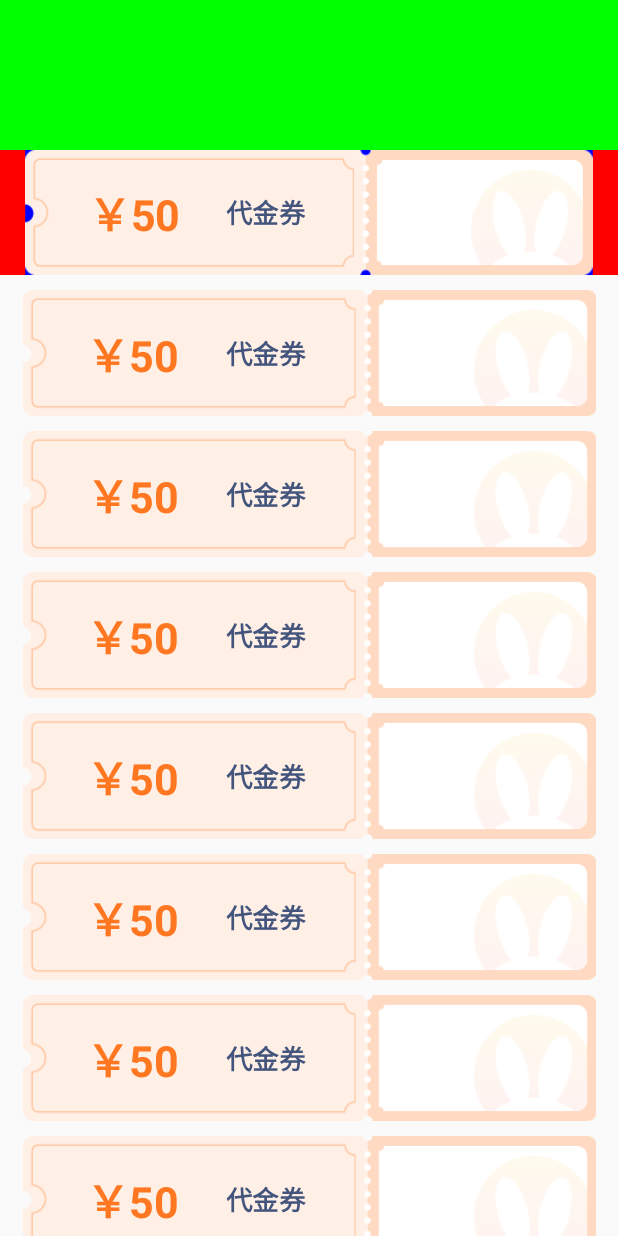
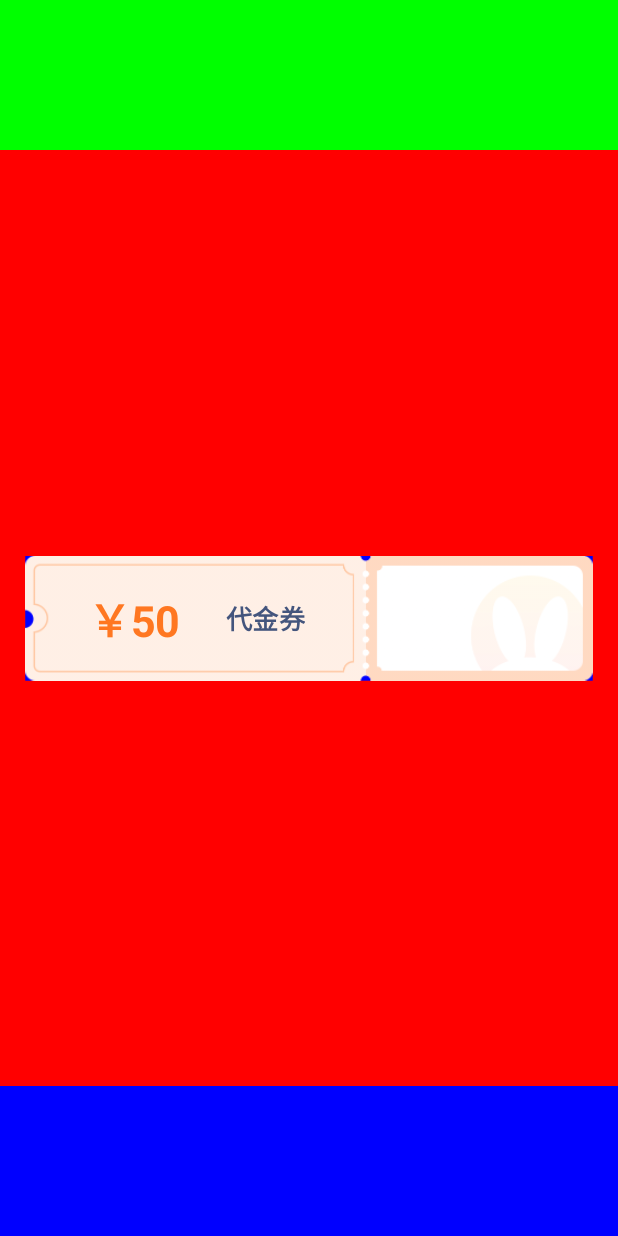
Before and after one commit to Thor-jelly/CustomView, an Android app: the EqualScaleCouponViewActivity screen opened directly, with no data from a screen before it, on a phone screen of 412 x 824 dp. Run offline under Robolectric (Android 15) with nearby library versions, the phone set to English and light mode, and no system bars.

Commit message:
缩放代码优化

```diff
--- a/app/src/main/java/com/jelly/thor/customview/equalscalecouponview/EqualScaleCouponViewActivity.java
+++ b/app/src/main/java/com/jelly/thor/customview/equalscalecouponview/EqualScaleCouponViewActivity.java
@@ -40,7 +40,7 @@ public class EqualScaleCouponViewActivity extends AppCompatActivity {
         testCl.post(new Runnable() {
             @Override
             public void run() {
-                ViewEKt.scaleView(testCl, false);
+                ViewEKt.scaleView(testCl, true);
             }
         });
     }
--- a/app/src/main/java/com/jelly/thor/customview/equalscalecouponview/ViewE.kt
+++ b/app/src/main/java/com/jelly/thor/customview/equalscalecouponview/ViewE.kt
@@ -1,15 +1,12 @@
 package com.jelly.thor.customview.equalscalecouponview
 
 import android.graphics.Point
-import android.util.TypedValue
 import android.view.View
 import android.view.ViewGroup
 import androidx.appcompat.app.AppCompatActivity
-import androidx.core.view.marginTop
 import kotlin.math.roundToInt
 
 /**
- * 类描述：//TODO:(这里用一句话描述这个方法的作用)    <br/>
  * 创建人：吴冬冬<br/>
  * 创建时间：2019/9/20 19:59 <br/>
  */
@@ -42,19 +39,32 @@ fun View?.scaleView(
     val scaleX = newXI / childViewWidth.toFloat()
     val scaleY = newYI / childViewHeight.toFloat()
 
+
+    val setFullViewHeight: Int
     if (isFullView) {
+        //放大view外侧view的父布局
         val parentPView = parentView.parent as ViewGroup
+        //放大view外层view在其父布局未知
         val parentPViewIndex = parentPView.indexOfChild(parentView)
-
-        var parentLayoutTopDistance = 0
+        //放大view外层view 其父布局一共有多少子view
+        val allParentChildCount = parentPView.childCount
+        //不是放大view的高度
+        var noScaleViewHeight = 0
         if (parentPViewIndex > 0) {
-            for (i in 0 until parentPViewIndex) {
-                parentLayoutTopDistance += parentPView.getChildAt(i).height
+            for (i in 0 until allParentChildCount) {
+                if (i == parentPViewIndex) {
+                    continue
+                }
+                noScaleViewHeight += parentPView.getChildAt(i).height
             }
         }
 
-        val newChildViewHeight = (size.y - parentView.top) / scaleY
+        setFullViewHeight = size.y - noScaleViewHeight
+
+        val newChildViewHeight = setFullViewHeight / scaleY
         this.layoutParams.height = newChildViewHeight.roundToInt()
+    } else {
+        setFullViewHeight =  ViewGroup.LayoutParams.MATCH_PARENT
     }
 
     this.scaleX = scaleX
@@ -62,6 +72,10 @@ fun View?.scaleView(
 
     val layoutParams = parentView.layoutParams
     layoutParams.width = newXI
-    layoutParams.height = if (isFullView) ViewGroup.LayoutParams.MATCH_PARENT else newYI
+    layoutParams.height = if (isFullView) {
+       setFullViewHeight
+    } else {
+        newYI
+    }
     parentView.layoutParams = layoutParams
 }
--- a/app/src/main/res/layout/activity_equal_scale_coupon_view.xml
+++ b/app/src/main/res/layout/activity_equal_scale_coupon_view.xml
@@ -62,10 +62,16 @@
     </LinearLayout>
 
 
+    <View
+        android:background="#00f"
+        android:layout_width="match_parent"
+        android:layout_height="100dp"/>
+
     <androidx.recyclerview.widget.RecyclerView
         android:id="@+id/rv"
         android:layout_width="match_parent"
         android:layout_height="wrap_content"
+        android:visibility="gone"
         android:orientation="vertical"
         app:layoutManager="androidx.recyclerview.widget.LinearLayoutManager" />
 </LinearLayout>
```
